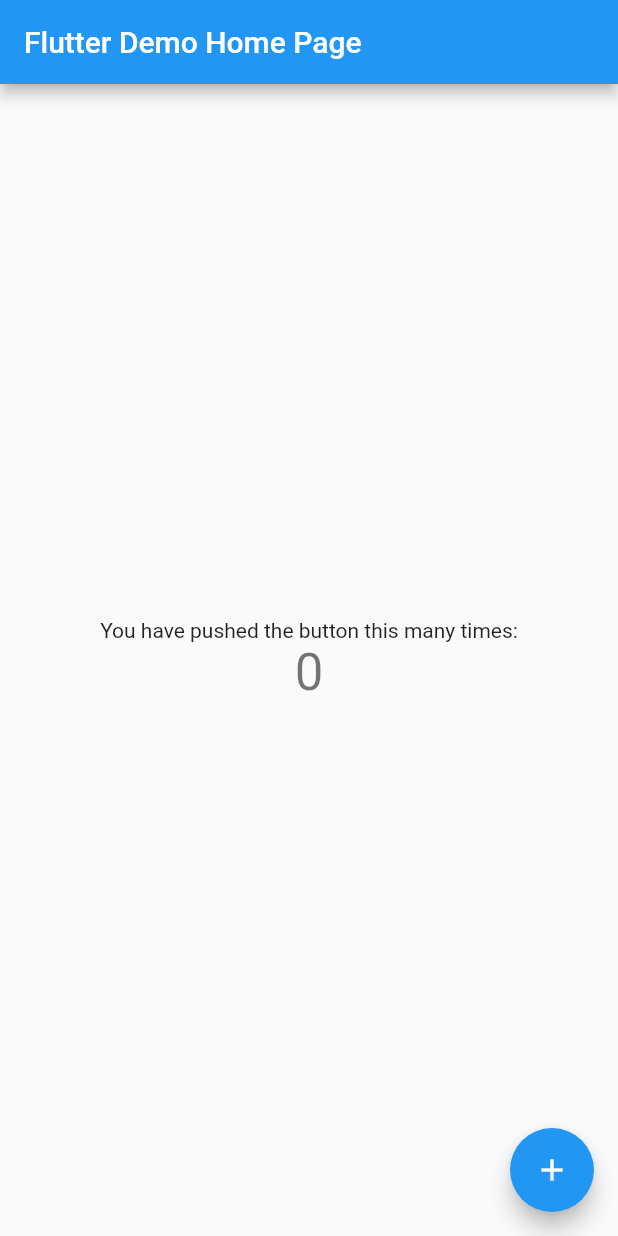
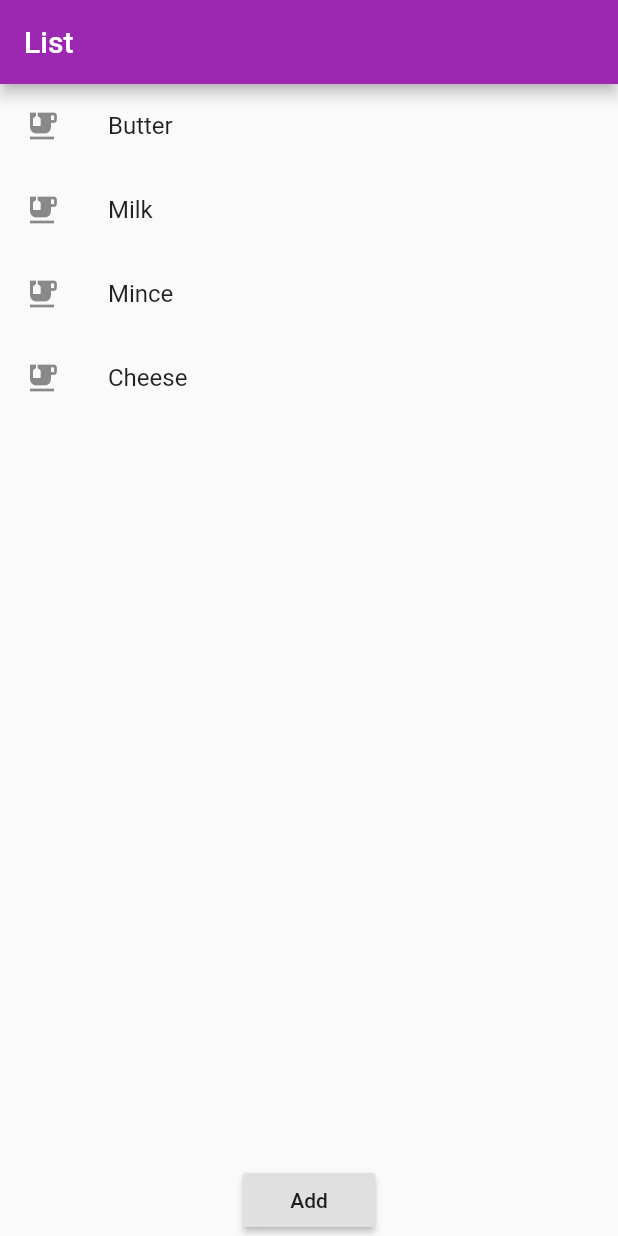
Before and after one commit to woodRock/ideal-octo-spoon, a Flutter app: the screen it shows after launch, on a phone screen of 412 x 824 dp. Run offline on Flutter 3.47's test engine with Material 2 defaults, Android fonts, the phone set to English and light mode, and no system bars.

Commit message:
List Page, Add Form, Routing

```diff
--- /dev/null
+++ b/lib/ItemList.dart
@@ -0,0 +1,35 @@
+import 'package:flutter/material.dart';
+
+class ItemList extends StatelessWidget {
+  @override
+  Widget build(BuildContext context) {
+    // TODO Implement context to store the items
+    List items = ['Butter','Milk','Mince','Cheese'];
+    return Scaffold(
+        appBar: AppBar(
+          title: Text('List')
+        ),
+        body: Column(
+          children: [
+            Expanded(
+                child: ListView.builder(
+                  itemCount: items.length,
+                  itemBuilder: (context, index) {
+                    return ListTile(
+                        leading: Icon(Icons.emoji_food_beverage),
+                        title : Text('${items[index]}')
+                    );
+                  },
+                ),
+            ),
+            RaisedButton(
+              child: Text('Add'),
+              onPressed: () {
+                Navigator.pushNamed(context, '/add');
+              }
+            )
+          ],
+        )
+    );
+  }
+}
--- a/lib/main.dart
+++ b/lib/main.dart
@@ -1,117 +1,24 @@
 import 'package:flutter/material.dart';
+import 'ItemAdd.dart';
+import 'ItemList.dart';
 
 void main() {
   runApp(MyApp());
 }
 
 class MyApp extends StatelessWidget {
-  // This widget is the root of your application.
   @override
   Widget build(BuildContext context) {
     return MaterialApp(
-      title: 'Flutter Demo',
       theme: ThemeData(
-        // This is the theme of your application.
-        //
-        // Try running your application with "flutter run". You'll see the
-        // application has a blue toolbar. Then, without quitting the app, try
-        // changing the primarySwatch below to Colors.green and then invoke
-        // "hot reload" (press "r" in the console where you ran "flutter run",
-        // or simply save your changes to "hot reload" in a Flutter IDE).
-        // Notice that the counter didn't reset back to zero; the application
-        // is not restarted.
-        primarySwatch: Colors.blue,
-        // This makes the visual density adapt to the platform that you run
-        // the app on. For desktop platforms, the controls will be smaller and
-        // closer together (more dense) than on mobile platforms.
+        primarySwatch: Colors.purple,
         visualDensity: VisualDensity.adaptivePlatformDensity,
       ),
-      home: MyHomePage(title: 'Flutter Demo Home Page'),
+      initialRoute: '/',
+      routes : {
+        '/': (context) => ItemList(),
+        '/add': (context) => ItemAdd(),
+      },
     );
   }
 }
-
-class MyHomePage extends StatefulWidget {
-  MyHomePage({Key key, this.title}) : super(key: key);
-
-  // This widget is the home page of your application. It is stateful, meaning
-  // that it has a State object (defined below) that contains fields that affect
-  // how it looks.
-
-  // This class is the configuration for the state. It holds the values (in this
-  // case the title) provided by the parent (in this case the App widget) and
-  // used by the build method of the State. Fields in a Widget subclass are
-  // always marked "final".
-
-  final String title;
-
-  @override
-  _MyHomePageState createState() => _MyHomePageState();
-}
-
-class _MyHomePageState extends State<MyHomePage> {
-  int _counter = 0;
-
-  void _incrementCounter() {
-    setState(() {
-      // This call to setState tells the Flutter framework that something has
-      // changed in this State, which causes it to rerun the build method below
-      // so that the display can reflect the updated values. If we changed
-      // _counter without calling setState(), then the build method would not be
-      // called again, and so nothing would appear to happen.
-      _counter++;
-    });
-  }
-
-  @override
-  Widget build(BuildContext context) {
-    // This method is rerun every time setState is called, for instance as done
-    // by the _incrementCounter method above.
-    //
-    // The Flutter framework has been optimized to make rerunning build methods
-    // fast, so that you can just rebuild anything that needs updating rather
-    // than having to individually change instances of widgets.
-    return Scaffold(
-      appBar: AppBar(
-        // Here we take the value from the MyHomePage object that was created by
-        // the App.build method, and use it to set our appbar title.
-        title: Text(widget.title),
-      ),
-      body: Center(
-        // Center is a layout widget. It takes a single child and positions it
-        // in the middle of the parent.
-        child: Column(
-          // Column is also a layout widget. It takes a list of children and
-          // arranges them vertically. By default, it sizes itself to fit its
-          // children horizontally, and tries to be as tall as its parent.
-          //
-          // Invoke "debug painting" (press "p" in the console, choose the
-          // "Toggle Debug Paint" action from the Flutter Inspector in Android
-          // Studio, or the "Toggle Debug Paint" command in Visual Studio Code)
-          // to see the wireframe for each widget.
-          //
-          // Column has various properties to control how it sizes itself and
-          // how it positions its children. Here we use mainAxisAlignment to
-          // center the children vertically; the main axis here is the vertical
-          // axis because Columns are vertical (the cross axis would be
-          // horizontal).
-          mainAxisAlignment: MainAxisAlignment.center,
-          children: <Widget>[
-            Text(
-              'You have pushed the button this many times:',
-            ),
-            Text(
-              '$_counter',
-              style: Theme.of(context).textTheme.headline4,
-            ),
-          ],
-        ),
-      ),
-      floatingActionButton: FloatingActionButton(
-        onPressed: _incrementCounter,
-        tooltip: 'Increment',
-        child: Icon(Icons.add),
-      ), // This trailing comma makes auto-formatting nicer for build methods.
-    );
-  }
-}
```
Also changed, not shown: lib/ItemAdd.dart (added, +55 -0 lines), 2 other files.
